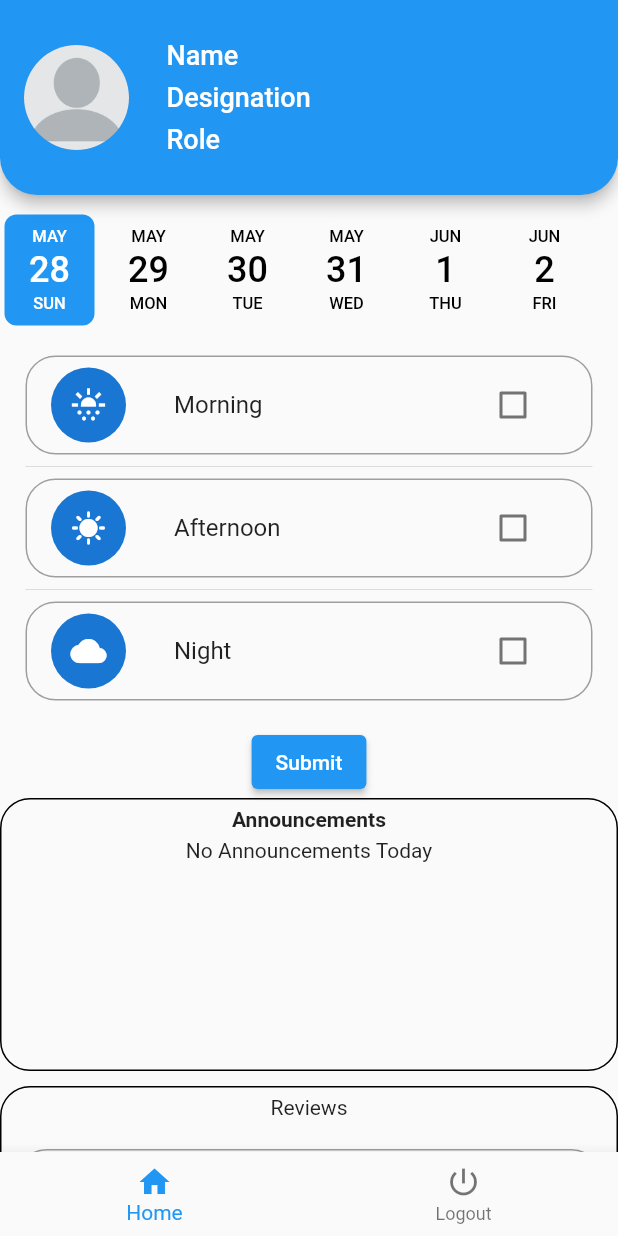
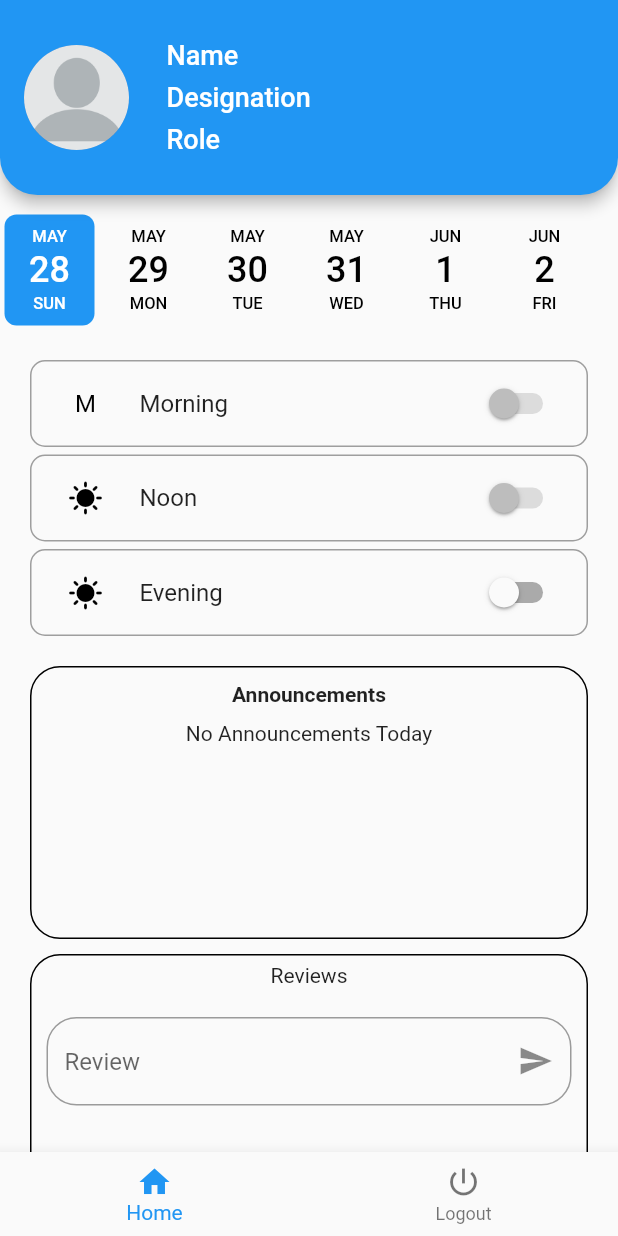
Before and after one commit to j3rinpaul/Messlab, a Flutter app: the ScreenHome screen opened directly, on a phone screen of 412 x 824 dp. Run offline on Flutter 3.47's test engine with Material 2 defaults, Android fonts, the phone set to English and light mode, and no system bars; drawn by our look-alikes of date_picker_timeline.

Commit message:
food preferences ready

```diff
--- a/lib/screens/homescreen/ScreenReview.dart
+++ b/lib/screens/homescreen/ScreenReview.dart
@@ -24,19 +24,23 @@ class _ScreenReviewState extends State<ScreenReview> {
             border: Border.all(),
             borderRadius: BorderRadius.all(Radius.circular(20))),
         child: SizedBox(
-          width: 425,
+          width: 370,
           height: 180,
           child: Column(
             children: [
               Center(
                   child: Padding(
-                      padding: EdgeInsets.all(5),
+                      padding: EdgeInsets.all(10),
                       child: Text(
                         "Announcements",
                         style: TextStyle(fontWeight: FontWeight.bold),
                       ))),
-              Column(
-                children: [Text("No Announcements Today")],
+              SingleChildScrollView(
+                child: Column(
+                  children: [
+                    Text("No Announcements Today"),
+                  ],
+                ),
               )
             ],
           ),
@@ -49,7 +53,7 @@ class _ScreenReviewState extends State<ScreenReview> {
               border: Border.all(),
               borderRadius: BorderRadius.all(Radius.circular(20))),
           child: SizedBox(
-            width: 425,
+            width: 370,
             height: 150,
             child: Column(
               children: [
--- a/lib/screens/homescreen/calendar.dart
+++ b/lib/screens/homescreen/calendar.dart
@@ -12,17 +12,11 @@ class Calendar extends StatefulWidget {
 
 class _CalendarState extends State<Calendar> {
   DateTime? selectedValue = DateTime.now();
-  final List<bool> isCheckedList = List.filled(items.length, false);
-  final List<Color> _checkBoxc = List.filled(items.length, Colors.red);
-  bool _formCheck = false;
-  bool _submitCheck = false;
+
 
   @override
   Widget build(BuildContext context) {
-    if (DateTime.now().hour == 0) {
-      _submitCheck = false;
-      _formCheck = false;
-    }
+
 
     return Column(
       mainAxisAlignment: MainAxisAlignment.center,
@@ -36,9 +30,7 @@ class _CalendarState extends State<Calendar> {
             setState(() {
               selectedValue = date;
               print(selectedValue);
-              if (DateTime.now() != selectedValue) {
-                isCheckedList.fillRange(0, items.length, false);
-              }
+
             });
           },
         ),
--- a/lib/screens/homescreen/checkBox.dart
+++ b/lib/screens/homescreen/checkBox.dart
@@ -1,11 +1,6 @@
+import 'dart:async';
+
 import 'package:flutter/material.dart';
-import 'package:intl/intl.dart';
-
-final List<String> items = [
-  'Morning',
-  'Afternoon',
-  'Night',
-];
 
 class CheckboxList extends StatefulWidget {
   final DateTime? date;
@@ -16,198 +11,192 @@ class CheckboxList extends StatefulWidget {
 }
 
 class _CheckboxListState extends State<CheckboxList> {
-  final List<bool> isCheckedList = List.filled(items.length, false);
-  final List<Color> _checkBoxc = List.filled(items.length, Colors.red);
-  List<IconData> _icons = [Icons.sunny_snowing, Icons.sunny, Icons.cloud];
-  bool _formCheck = false;
-  bool _submitCheck = false;
+  bool toggleValue = false;
+  bool isMorningSelected = false;
+  bool isNoonSelected = false;
+  bool isEveningSelected = false;
+
+  @override
+  void initState() {
+    super.initState();
+
+    // Get the current time
+    DateTime currentTime = DateTime.now();
+
+    // Deactivate Morning toggle button after 11 PM
+    if (currentTime.hour >= 01) {
+      setState(() {
+        isMorningSelected = false;
+      });
+    }
+
+    // Deactivate Noon toggle button after 9 AM
+    if (currentTime.hour >= 9) {
+      setState(() {
+        isNoonSelected = false;
+      });
+    }
+
+    // Deactivate Evening toggle button after 5 PM
+    if (currentTime.hour >= 17) {
+      setState(() {
+        isEveningSelected = false;
+      });
+    }
+
+    // Reset Morning toggle after 8 AM
+    if (currentTime.hour >= 8) {
+      Timer(Duration(minutes: 1), () {
+        setState(() {
+          isMorningSelected = false;
+        });
+      });
+    }
+
+    // Reset Noon toggle after 2 PM
+    if (currentTime.hour >= 14) {
+      Timer(Duration(minutes: 1), () {
+        setState(() {
+          isNoonSelected = false;
+        });
+      });
+    }
+
+    // Reset Evening toggle after 10 PM
+    if (currentTime.hour >= 22) {
+      Timer(Duration(minutes: 1), () {
+        setState(() {
+          isEveningSelected = false;
+        });
+      });
+    }
+
+    // Schedule timer to reset the toggles at the start of the next day
+    Timer(
+      Duration(
+        hours: 24 - currentTime.hour,
+        minutes: 60 - currentTime.minute,
+        seconds: 60 - currentTime.second,
+      ),
+      () {
+        setState(() {
+          isMorningSelected = false;
+          isNoonSelected = false;
+          isEveningSelected = false;
+        });
+      },
+    );
+  }
 
   @override
   Widget build(BuildContext context) {
-    if (DateTime.now().hour == 0) {
-      _submitCheck = false;
-      _formCheck = false;
-    }
-    if (DateTime.now().day != widget.date!.day) {
-      //checking whether the dates are same if same then disabling
-      _submitCheck = false; //else another date then enabling
-      _formCheck = false;
-      isCheckedList.fillRange(0, isCheckedList.length, false);
-    }
-    return Column(
+    return Container(
+      padding: EdgeInsets.all(20),
+      child: Column(
+        crossAxisAlignment: CrossAxisAlignment.stretch,
         children: [
-        Padding(
-          padding: EdgeInsets.all(7),
-          child: SizedBox(
-            height: 250,
-            width: 500,
-            child: ListView.separated(
-              padding: EdgeInsets.all(10),
-              itemCount: items.length,
-              separatorBuilder: (BuildContext context, int index) => Divider(),
-              itemBuilder: (BuildContext context, int index) {
-                return Container(
-                  decoration: BoxDecoration(
-                    border: Border.all(
+          ListTile(
+            shape: RoundedRectangleBorder(
+                borderRadius: BorderRadius.circular(10),
+                side: BorderSide(
                   color: Colors.grey,
-                      width: 1,
-                    ),
-                    borderRadius: BorderRadius.circular(20),
-                  ),
-                  child: ListTile(
+                  width: 1.0,
+                )),
             leading: CircleAvatar(
-                      radius: 25,
-                      child: Icon(_icons[index]),
-                    ),
-                    subtitle: Container(
-                      color: _checkBoxc[index],
-                    ),
-                    title: CheckboxListTile(
-                      title: Text(items[index]),
-                      value: isCheckedList[index],
-                      onChanged: (bool? value) {
-                        setState(() {
-                          if (_formCheck /*|| DateTime.now().hour >= 12*/) {
-                            return null;
-                          } else {
-                            isCheckedList[index] = value!;
-                            print(isCheckedList[index].toString() +
-                                index.toString());
-                            print(_formCheck);
-                            print(DateTime.now().day);
-                          }
-                        });
-                      },
+              backgroundColor:
+                  isMorningSelected ? Colors.green : Colors.transparent,
+              child: Text(
+                'M',
+                style: TextStyle(color: Colors.black),
               ),
             ),
-                );
-              },
+            title: Text('Morning'),
+            trailing: Switch(
+              value: isMorningSelected,
+              onChanged: canToggleMorning()
+                  ? (value) {
+                      setState(() {
+                        isMorningSelected = value;
+                      });
+                      print("Selected mrng");
+                    }
+                  : null,
             ),
           ),
+          Padding(padding: EdgeInsets.only(bottom: 5)),
+          ListTile(
+            shape: RoundedRectangleBorder(
+                borderRadius: BorderRadius.circular(10),
+                side: BorderSide(
+                  color: Colors.grey,
+                  width: 1.0,
+                )),
+            leading: CircleAvatar(
+              backgroundColor:
+                  isNoonSelected ? Colors.blue[400] : Colors.transparent,
+              child: Icon(
+                Icons.sunny,
+                color: isNoonSelected ? Colors.white : Colors.black,
               ),
-        ElevatedButton(
-          onPressed: () {
-            if (_formCheck /*|| DateTime.now().hour >= 12 ||*/ ||
-                _submitCheck) {
-              return null;
-            } else {
-              //submitform code here
+            ),
+            title: Text(
+              'Noon',
+            ),
+            trailing: Switch(
+              value: isNoonSelected,
+              onChanged: canToggleNoon()
+                  ? (value) {
                       setState(() {
-                _formCheck = true;
-                _submitCheck = true;
-                print(isCheckedList);
-                print('Date is ${widget.date!.day}');
-                if (DateTime.now().day == widget.date!.day) {
-                  String dayOfWeek = DateFormat('EEEE').format(widget.date!);
-                  showDialog(
-                    context: context,
-                    builder: (BuildContext context) {
-                      return AlertDialog(
-                        title: Text('Timetable Submitted'),
-                        content: Text(
-                            'Timetable submitted successfully for ${dayOfWeek}'),
-                        actions: [
-                          TextButton(
-                            child: Text('OK'),
-                            onPressed: () {
-                              // Do something
-                              Navigator.of(context).pop();
-                            },
+                        isNoonSelected = value;
+                      });
+                    }
+                  : null,
+            ),
+          ),
+          Padding(padding: EdgeInsets.only(bottom: 5)),
+          ListTile(
+            shape: RoundedRectangleBorder(
+                borderRadius: BorderRadius.circular(10),
+                side: BorderSide(
+                  color: Colors.grey,
+                  width: 1.0,
+                )),
+            leading: CircleAvatar(
+                backgroundColor:
+                    isEveningSelected ? Colors.blue[400] : Colors.transparent,
+                child: Icon(
+                  Icons.sunny,
+                  color: isEveningSelected ? Colors.white : Colors.black,
+                )),
+            title: Text('Evening'),
+            trailing: Switch(
+              value: isEveningSelected,
+              onChanged: canToggleEvening()
+                  ? (value) {
+                      setState(() {
+                        isEveningSelected = value;
+                      });
+                    }
+                  : null,
+            ),
           ),
         ],
-                      );
-                    },
-                  );
-                } else {
-                  String dayOfWeek = DateFormat('EEEE').format(widget.date!);
-                  showDialog(
-                    context: context,
-                    builder: (BuildContext context) {
-                      return AlertDialog(
-                        title: Text('Error'),
-                        content:
-                            Text('You can\'t submit meals of ${dayOfWeek}'),
-                        actions: [
-                          TextButton(
-                            child: Text('OK'),
-                            onPressed: () {
-                              // Do something
-                              Navigator.of(context).pop();
-                            },
       ),
-                        ],
-                      );
-                    },
     );
   }
-              });
+
+  bool canToggleMorning() {
+    DateTime currentTime = DateTime.now();
+    return currentTime.hour < 1; // Allow toggle before 11 PM
   }
-          },
-          child: Text('Submit'),
-        ),
-      ],
-    );
+
+  bool canToggleNoon() {
+    DateTime currentTime = DateTime.now();
+    return currentTime.hour < 9; // Allow toggle before 9 AM
+  }
+
+  bool canToggleEvening() {
+    DateTime currentTime = DateTime.now();
+    return currentTime.hour < 17; // Allow toggle before 5 PM
   }
 }
-
-/*
-the value array is passed into this class as a params
-using index of the array we decide whether checked or not
-
- */
-
-//here we get the result we need to send it to the db
-//connect to the db
-//send the data along with the username to the db which is obtained from the shared preferences
-//after certain day hour the submit button shouldn't work
-//once this is submitted it cannot be resubmitted
-
-
-
-
-
-
-
-/*
-this code will help to do so
-bool _checkboxChecked = false;
-bool _formSubmitted = false;
-
-CheckboxListTile( // for checkbutton
-  title: Text('Checkbox'),
-  value: _checkboxChecked,
-  onChanged: (bool value) {
-    if (_checkboxChecked || DateTime.now().hour >= 12) {
-      // Checkbox already checked or past 12 pm
-      return null;
-    } else {
-      // Check the checkbox and set flag to true
-      setState(() {
-        _checkboxChecked = value;
-      });
-    }
-  },
-);
-
-RaisedButton( for elevated button
-  child: Text('Submit'),
-  onPressed: () {
-    if (_formSubmitted || DateTime.now().hour >= 12 || !_checkboxChecked) {
-      // Form already submitted, past 12 pm, or checkbox not checked
-      return null;
-    } else {
-      // Submit form and set flag to true
-      submitForm();
-      _formSubmitted = true;
-    }
-  },
-);
-
-// Reset checkbox and form flags at midnight
-if (DateTime.now().hour == 0) {
-  _checkboxChecked = false;
-  _formSubmitted = false;
-}
-
-
- */
```
Also changed, not shown: 1 other file. Lines whose indentation alone changed are shown as unchanged.
